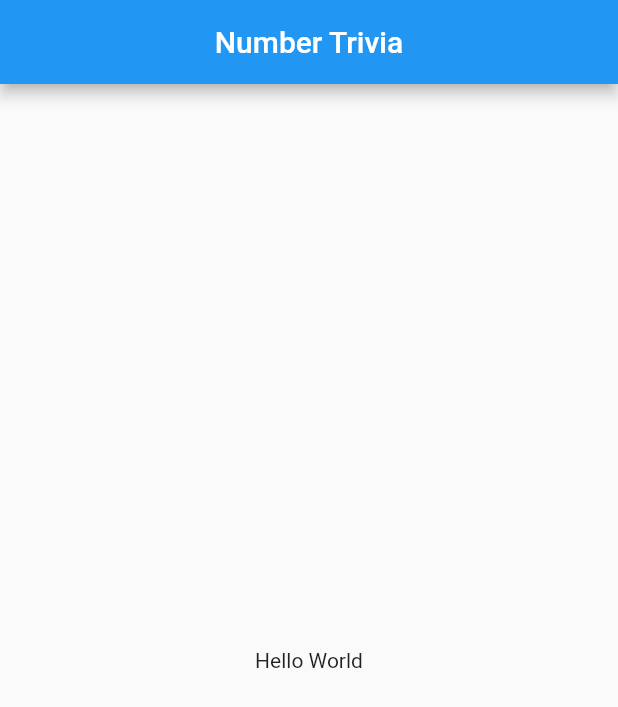
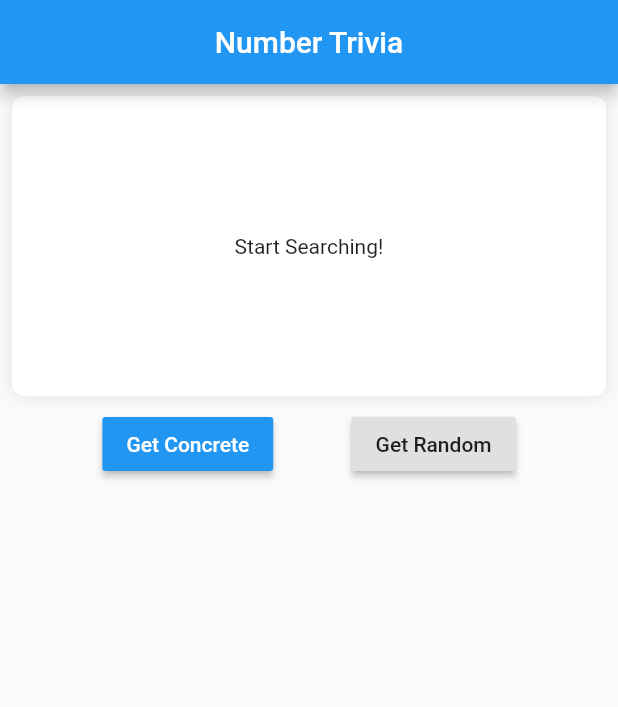
Before and after one commit to arifikhsan/flutter_number_trivia_season_2, a Flutter app: the screen it shows after launch, on a phone screen of 412 x 824 dp. Shown: the top 707 px of the screen. Run offline on Flutter 3.47's test engine with Material 2 defaults, Android fonts, the phone set to English and light mode, and no system bars; our stand-ins replace bloc, dartz, data_connection_checker, equatable, flutter_bloc, get_it and 1 more.

Commit message:
bloc done

```diff
--- a/lib/features/presentation/bloc/number_trivia_bloc.dart
+++ b/lib/features/presentation/bloc/number_trivia_bloc.dart
@@ -3,12 +3,31 @@ import 'dart:async';
 import 'package:bloc/bloc.dart';
 import 'package:equatable/equatable.dart';
 import 'package:flutter/cupertino.dart';
+import 'package:flutter_number_trivia/core/global/constant.dart';
+import 'package:flutter_number_trivia/core/usecase/params.dart';
+import 'package:flutter_number_trivia/core/util/input_converter.dart';
 import 'package:flutter_number_trivia/features/domain/entities/number_trivia.dart';
+import 'package:flutter_number_trivia/features/domain/usecases/get_random_number_trivia.dart';
+import 'package:flutter_number_trivia/features/domain/usecases/get_concrete_number_trivia.dart';
 
 part 'number_trivia_event.dart';
 part 'number_trivia_state.dart';
 
 class NumberTriviaBloc extends Bloc<NumberTriviaEvent, NumberTriviaState> {
+  final GetConcreteNumberTrivia getConcreteNumberTrivia;
+  final GetRandomNumberTrivia getRandomNumberTrivia;
+  final InputConverter inputConverter;
+
+  NumberTriviaBloc({
+    @required GetConcreteNumberTrivia concrete,
+    @required GetRandomNumberTrivia random,
+    @required this.inputConverter,
+  })  : assert(concrete != null),
+        assert(random != null),
+        assert(inputConverter != null),
+        getConcreteNumberTrivia = concrete,
+        getRandomNumberTrivia = random;
+
   @override
   NumberTriviaState get initialState => Empty();
 
@@ -16,6 +35,27 @@ class NumberTriviaBloc extends Bloc<NumberTriviaEvent, NumberTriviaState> {
   Stream<NumberTriviaState> mapEventToState(
     NumberTriviaEvent event,
   ) async* {
-    // TODO: implement mapEventToState
+    if (event is GetTriviaForConcreteNumber) {
+      final inputEither =
+          inputConverter.stringToUnsignedInteger(event.numberString);
+      yield* inputEither.fold(
+        (failure) async* {
+          yield Error(message: Constant.INVALID_INPUT_FAILURE_MESSAGE);
+        },
+        (integer) async* {
+          yield Loading();
+          final failureOrTrivia =
+              await getConcreteNumberTrivia(Params(number: integer));
+          yield* failureOrTrivia.fold((failure) async* {
+            yield Error(message: Constant.SERVER_FAILURE_MESSAGE);
+          }, (trivia) async* {
+            print(trivia.text);
+            yield Loaded(trivia: trivia);
+          });
+        },
+      );
+    } else if (event is GetTriviaForRandomNumber) {
+      print('@@@@@@@@ GetTriviaForRandomNumber');
+    }
   }
 }
--- a/lib/features/presentation/screens/number_trivia_screen.dart
+++ b/lib/features/presentation/screens/number_trivia_screen.dart
@@ -1,4 +1,9 @@
 import 'package:flutter/material.dart';
+import 'package:flutter_bloc/flutter_bloc.dart';
+import 'package:flutter_number_trivia/core/injector.dart';
+import 'package:flutter_number_trivia/features/presentation/bloc/number_trivia_bloc.dart';
+import 'package:flutter_number_trivia/features/presentation/widgets/trivia_control.dart';
+import 'package:flutter_number_trivia/features/presentation/widgets/trivia_display.dart';
 
 class NumberTriviaScreen extends StatefulWidget {
   @override
@@ -13,9 +18,23 @@ class _NumberTriviaScreenState extends State<NumberTriviaScreen> {
         title: Text('Number Trivia'),
         centerTitle: true,
       ),
-      body: Center(
-        child: Container(
-          child: Text('Hello World'),
+      body: SingleChildScrollView(
+        child: _buildBody(),
+      ),
+    );
+  }
+
+  BlocProvider<NumberTriviaBloc> _buildBody() {
+    return BlocProvider(
+      create: (_) => locator<NumberTriviaBloc>(),
+      child: Padding(
+        padding: const EdgeInsets.all(8),
+        child: Column(
+          crossAxisAlignment: CrossAxisAlignment.center,
+          children: <Widget>[
+            TriviaDisplay(),
+            TriviaControl(),
+          ],
         ),
       ),
     );
--- /dev/null
+++ b/lib/features/presentation/widgets/trivia_control.dart
@@ -0,0 +1,48 @@
+import 'package:flutter/material.dart';
+import 'package:flutter_bloc/flutter_bloc.dart';
+import 'package:flutter_number_trivia/features/presentation/bloc/number_trivia_bloc.dart';
+
+class TriviaControl extends StatefulWidget {
+  const TriviaControl({
+    Key key,
+  }) : super(key: key);
+
+  @override
+  _TriviaControlState createState() => _TriviaControlState();
+}
+
+class _TriviaControlState extends State<TriviaControl> {
+  void _dispatchRandom() {
+    BlocProvider.of<NumberTriviaBloc>(context).add(GetTriviaForRandomNumber());
+  }
+
+  void _dispatchConcrete() {
+    BlocProvider.of<NumberTriviaBloc>(context).add(GetTriviaForConcreteNumber('123'));
+  }
+
+  @override
+  Widget build(BuildContext context) {
+    return Container(
+      padding: EdgeInsets.all(8),
+      child: Row(
+        mainAxisAlignment: MainAxisAlignment.spaceEvenly,
+        children: <Widget>[
+          RaisedButton(
+            onPressed: _dispatchConcrete,
+            color: Colors.blue,
+            child: Text(
+              'Get Concrete',
+              style: TextStyle(
+                color: Colors.white,
+              ),
+            ),
+          ),
+          RaisedButton(
+            onPressed: _dispatchRandom,
+            child: Text('Get Random'),
+          ),
+        ],
+      ),
+    );
+  }
+}
--- /dev/null
+++ b/lib/features/presentation/widgets/trivia_display.dart
@@ -0,0 +1,31 @@
+import 'package:flutter/material.dart';
+import 'package:flutter_bloc/flutter_bloc.dart';
+import 'package:flutter_number_trivia/features/presentation/bloc/number_trivia_bloc.dart';
+import 'package:flutter_number_trivia/features/presentation/widgets/trivia_loaded.dart';
+import 'package:flutter_number_trivia/features/presentation/widgets/trivia_loading.dart';
+import 'package:flutter_number_trivia/features/presentation/widgets/trivia_message.dart';
+
+class TriviaDisplay extends StatelessWidget {
+  const TriviaDisplay({
+    Key key,
+  }) : super(key: key);
+
+  @override
+  Widget build(BuildContext context) {
+    return BlocBuilder<NumberTriviaBloc, NumberTriviaState>(
+      builder: (BuildContext context, NumberTriviaState state) {
+        if (state is Empty) {
+          return TriviaMessage(message: 'Start Searching!');
+        } else if (state is Loading) {
+          return TriviaLoading();
+        } else if (state is Loaded) {
+          return TriviaLoaded(numberTrivia: state.trivia);
+        } else if (state is Error) {
+          return TriviaMessage(message: state.message);
+        } else {
+          return TriviaMessage(message: 'What\'s happen?!');
+        }
+      },
+    );
+  }
+}
--- /dev/null
+++ b/lib/features/presentation/widgets/trivia_message.dart
@@ -0,0 +1,35 @@
+import 'package:flutter/material.dart';
+
+class TriviaMessage extends StatelessWidget {
+  final String message;
+
+  const TriviaMessage({
+    Key key,
+    @required this.message,
+  }) : super(key: key);
+
+  @override
+  Widget build(BuildContext context) {
+    return Container(
+      height: 200,
+      width: double.infinity,
+      padding: EdgeInsets.all(8),
+      decoration: BoxDecoration(
+        boxShadow: [
+          BoxShadow(
+            blurRadius: 8,
+            color: Colors.grey.shade300,
+          )
+        ],
+        color: Colors.white,
+        borderRadius: BorderRadius.circular(8),
+      ),
+      child: Center(
+        child: Text(
+          message,
+          textAlign: TextAlign.center,
+        ),
+      ),
+    );
+  }
+}
```
Also changed, not shown: lib/core/injector.dart (added, +60 -0 lines), lib/features/presentation/widgets/trivia_loaded.dart (added, +48 -0 lines), lib/features/presentation/widgets/trivia_loading.dart (added, +25 -0 lines), lib/main.dart (+6 -1 lines).
